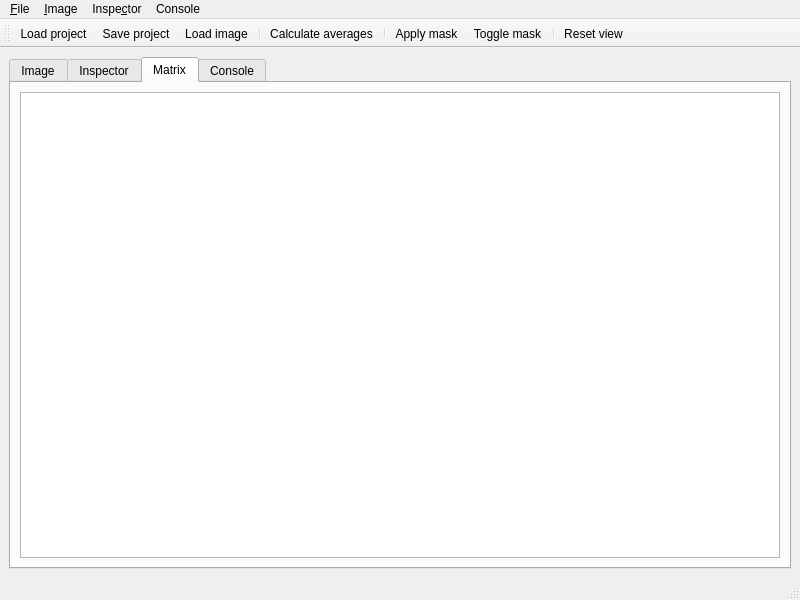
First picture: the form in MainWindow.ui, repository azurvii/arias, before the edit.
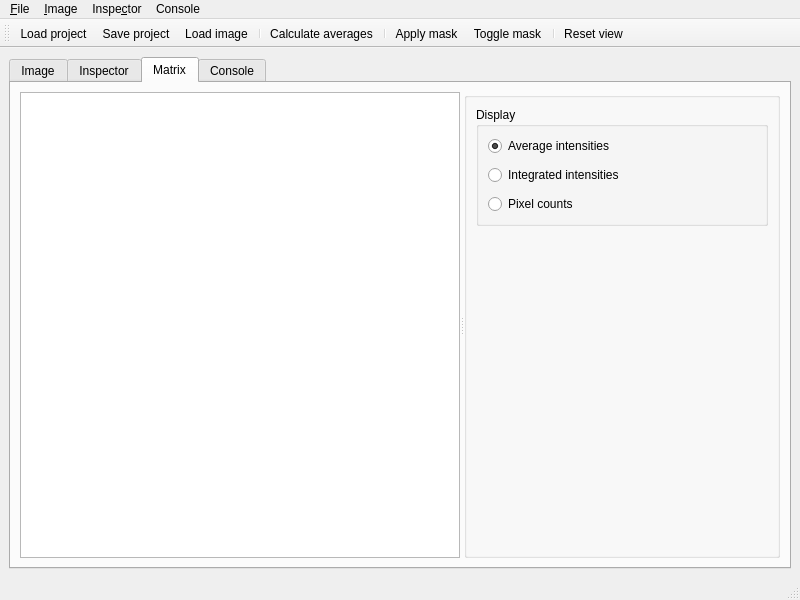
Second picture: the form after the edit. The open tabs and pages were chosen to show the change. Icons and pictures are not drawn. Custom widgets are drawn as their Qt base class.

Commit message: Let user to choose whether the image background is white or not; remove inverted display function.

Patch:
```diff
--- a/MainWindow.ui
+++ b/MainWindow.ui
@@ -443,7 +443,71 @@
        </attribute>
        <layout class="QHBoxLayout" name="horizontalLayout_7">
         <item>
-         <widget class="QTableWidget" name="matrixTable"/>
+         <widget class="QSplitter" name="matrixSplitter">
+          <property name="orientation">
+           <enum>Qt::Horizontal</enum>
+          </property>
+          <widget class="QTableWidget" name="matrixTable"/>
+          <widget class="QGroupBox" name="groupBox">
+           <property name="title">
+            <string/>
+           </property>
+           <layout class="QVBoxLayout" name="verticalLayout_5">
+            <item>
+             <widget class="QGroupBox" name="groupBox_4">
+              <property name="title">
+               <string>Display</string>
+              </property>
+              <layout class="QVBoxLayout" name="verticalLayout_7">
+               <item>
+                <widget class="QRadioButton" name="matrixAverageRadio">
+                 <property name="text">
+                  <string>Average intensities</string>
+                 </property>
+                 <property name="checked">
+                  <bool>true</bool>
+                 </property>
+                </widget>
+               </item>
+               <item>
+                <widget class="QRadioButton" name="matrixIntegratedRadio">
+                 <property name="text">
+                  <string>Integrated intensities</string>
+                 </property>
+                 <property name="checked">
+                  <bool>false</bool>
+                 </property>
+                </widget>
+               </item>
+               <item>
+                <widget class="QRadioButton" name="matrixCountRadio">
+                 <property name="text">
+                  <string>Pixel counts</string>
+                 </property>
+                 <property name="checked">
+                  <bool>false</bool>
+                 </property>
+                </widget>
+               </item>
+              </layout>
+             </widget>
+            </item>
+            <item>
+             <spacer name="verticalSpacer_3">
+              <property name="orientation">
+               <enum>Qt::Vertical</enum>
+              </property>
+              <property name="sizeHint" stdset="0">
+               <size>
+                <width>20</width>
+                <height>294</height>
+               </size>
+              </property>
+             </spacer>
+            </item>
+           </layout>
+          </widget>
+         </widget>
         </item>
        </layout>
       </widget>
```
Left out of the diff: 74 changed lines with no effect on the pictures. The commit also changes 14 other files.
